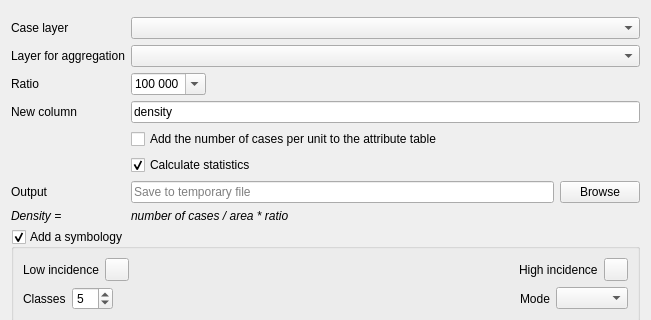
First picture: the form in ui/analysis/density.ui, repository Gustry/GeoHealth, before the edit; both pictures show x 0 to 651 and y 0 to 320 of the 651 by 748 pixel window.
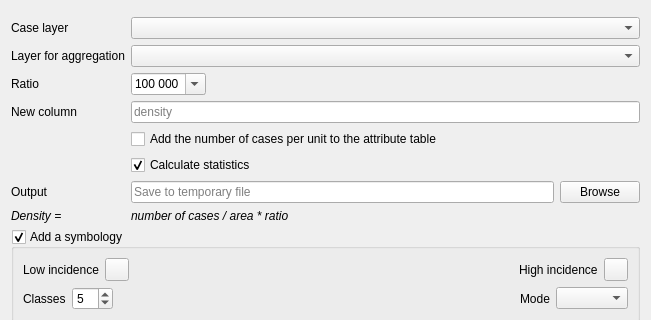
Second picture: the form after the edit. Custom widgets are drawn as their Qt base class.

Commit message: fix 10 chars in field name density/incidence

Patch:
```diff
--- a/ui/analysis/density.ui
+++ b/ui/analysis/density.ui
@@ -65,8 +65,11 @@
      </item>
      <item row="3" column="1">
       <widget class="QLineEdit" name="le_new_column">
-       <property name="text">
-        <string notr="true">density</string>
+       <property name="maxLength">
+        <number>10</number>
+       </property>
+       <property name="placeholderText">
+        <string>density</string>
        </property>
       </widget>
      </item>
```
The commit also changes 3 other files.
